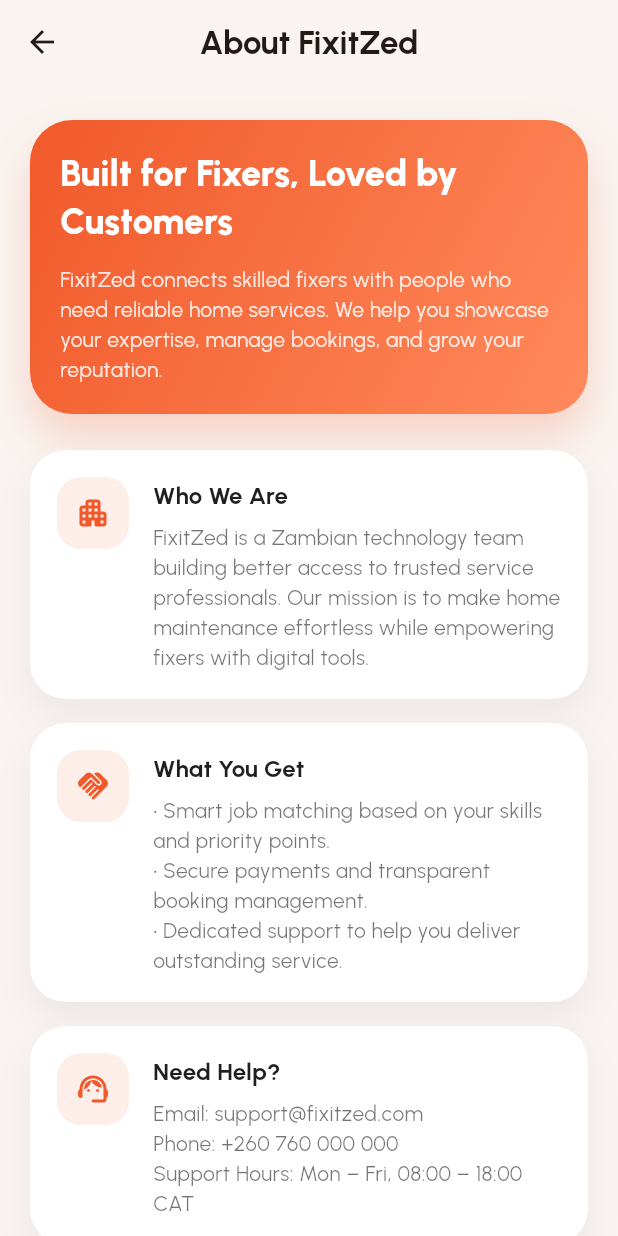
After one commit to cosammalaika/Fixitzed-Fixer-App, a Flutter app: the ProfileScreen screen opened by its route, after a tap on "About FixitZed", on a phone screen of 412 x 824 dp. The commit adds this screen. Run offline on Flutter 3.47's test engine with Material 3 defaults, Android fonts, the phone set to English and light mode, and no system bars; our stand-ins replace file_picker, flutter_local_notifications, flutter_riverpod, google_fonts, image_picker, shared_preferences; accounts and stored records are empty; network calls fail.

Commit message:
prod version

```diff
--- a/lib/main.dart
+++ b/lib/main.dart
@@ -14,6 +14,7 @@
 import 'screens/notifications/notifications_screen.dart';
 import 'screens/home_shell.dart';
 import 'screens/transactions/wallet_transactions_screen.dart';
+import 'screens/about_screen.dart';
 import 'services/local_notification_service.dart';
 
 Future<void> main() async {
@@ -54,6 +55,7 @@
           '/profile/edit': (context) => const EditProfileScreen(),
           '/wallet/transactions': (context) => const WalletTransactionsScreen(),
           '/notifications': (context) => const NotificationsScreen(),
+          '/about': (context) => const AboutScreen(),
         },
       ),
     );
--- a/lib/models/fixer.dart
+++ b/lib/models/fixer.dart
@@ -5,6 +5,7 @@
   final String availability; // available|busy|offline
   final double? ratingAvg;
   final List<Service> services;
+  final int priorityPoints;
 
   Fixer({
     required this.id,
@@ -13,6 +14,7 @@
     required this.availability,
     required this.ratingAvg,
     required this.services,
+    required this.priorityPoints,
   });
 
   factory Fixer.fromJson(Map<String, dynamic> j) => Fixer(
@@ -34,6 +36,8 @@
         })
         .whereType<Service>()
         .toList(),
+    priorityPoints:
+        _parseId(j['priority_points'] ?? j['priorityPoints']) ?? 0,
   );
 
   Map<String, dynamic> toJson() => {
@@ -43,6 +47,7 @@
     'availability': availability,
     'rating_avg': ratingAvg,
     'services': services.map((s) => s.toJson()).toList(),
+    'priority_points': priorityPoints,
   };
 }
 
--- a/lib/models/service_request.dart
+++ b/lib/models/service_request.dart
@@ -81,6 +81,7 @@
         availability: 'available',
         ratingAvg: null,
         services: const [],
+        priorityPoints: 0,
       );
     }
 
--- /dev/null
+++ b/lib/screens/about_screen.dart
@@ -0,0 +1,167 @@
+import 'package:flutter/material.dart';
+import 'package:google_fonts/google_fonts.dart';
+
+class AboutScreen extends StatelessWidget {
+  const AboutScreen({super.key});
+
+  static const String _supportEmail = 'support@fixitzed.com';
+  static const String _supportPhone = '+260 760 000 000';
+  static const String _supportHours = 'Mon – Fri, 08:00 – 18:00 CAT';
+
+  @override
+  Widget build(BuildContext context) {
+    final colorScheme = Theme.of(context).colorScheme;
+    final textTheme = GoogleFonts.urbanistTextTheme(
+      Theme.of(context).textTheme,
+    );
+
+    Widget infoCard({
+      required IconData icon,
+      required String title,
+      required String message,
+    }) {
+      return Container(
+        width: double.infinity,
+        padding: const EdgeInsets.all(18),
+        decoration: BoxDecoration(
+          color: Colors.white,
+          borderRadius: BorderRadius.circular(24),
+          boxShadow: [
+            BoxShadow(
+              color: Colors.black.withOpacity(0.05),
+              blurRadius: 20,
+              offset: const Offset(0, 12),
+            ),
+          ],
+        ),
+        child: Row(
+          crossAxisAlignment: CrossAxisAlignment.start,
+          children: [
+            Container(
+              padding: const EdgeInsets.all(12),
+              decoration: BoxDecoration(
+                color: const Color(0x1AF1592A),
+                borderRadius: BorderRadius.circular(16),
+              ),
+              child: Icon(icon, color: const Color(0xFFF1592A)),
+            ),
+            const SizedBox(width: 16),
+            Expanded(
+              child: Column(
+                crossAxisAlignment: CrossAxisAlignment.start,
+                children: [
+                  Text(
+                    title,
+                    style: textTheme.titleMedium?.copyWith(
+                      fontWeight: FontWeight.w700,
+                      color: const Color(0xFF1F1F1F),
+                    ),
+                  ),
+                  const SizedBox(height: 6),
+                  Text(
+                    message,
+                    style: textTheme.bodyMedium?.copyWith(
+                      color: Colors.black54,
+                      height: 1.45,
+                    ),
+                  ),
+                ],
+              ),
+            ),
+          ],
+        ),
+      );
+    }
+
+    return Scaffold(
+      backgroundColor: const Color(0xFFF9F4F1),
+      appBar: AppBar(
+        backgroundColor: Colors.transparent,
+        elevation: 0,
+        centerTitle: true,
+        iconTheme: IconThemeData(color: colorScheme.onBackground),
+        title: Text(
+          'About FixitZed',
+          style: GoogleFonts.urbanist(
+            color: colorScheme.onBackground,
+            fontWeight: FontWeight.w700,
+          ),
+        ),
+      ),
+      body: SingleChildScrollView(
+        padding: const EdgeInsets.fromLTRB(20, 24, 20, 32),
+        child: Column(
+          crossAxisAlignment: CrossAxisAlignment.start,
+          children: [
+            Container(
+              width: double.infinity,
+              padding: const EdgeInsets.all(20),
+              decoration: BoxDecoration(
+                gradient: const LinearGradient(
+                  colors: [Color(0xFFF1592A), Color(0xFFFF8A5C)],
+                  begin: Alignment.topLeft,
+                  end: Alignment.bottomRight,
+                ),
+                borderRadius: BorderRadius.circular(28),
+                boxShadow: [
+                  BoxShadow(
+                    color: const Color(0xFFF1592A).withOpacity(0.22),
+                    blurRadius: 24,
+                    offset: const Offset(0, 16),
+                  ),
+                ],
+              ),
+              child: Column(
+                crossAxisAlignment: CrossAxisAlignment.start,
+                children: [
+                  Text(
+                    'Built for Fixers, Loved by Customers',
+                    style: textTheme.headlineSmall?.copyWith(
+                      color: Colors.white,
+                      fontWeight: FontWeight.w800,
+                    ),
+                  ),
+                  const SizedBox(height: 12),
+                  Text(
+                    'FixitZed connects skilled fixers with people who need reliable home services. '
+                    'We help you showcase your expertise, manage bookings, and grow your reputation.',
+                    style: textTheme.bodyMedium?.copyWith(
+                      color: Colors.white.withOpacity(0.85),
+                      height: 1.45,
+                    ),
+                  ),
+                ],
+              ),
+            ),
+            const SizedBox(height: 24),
+            infoCard(
+              icon: Icons.apartment_rounded,
+              title: 'Who We Are',
+              message:
+                  'FixitZed is a Zambian technology team building better access to trusted service professionals. '
+                  'Our mission is to make home maintenance effortless while empowering fixers with digital tools.',
+            ),
+            const SizedBox(height: 16),
+            infoCard(
+              icon: Icons.handshake_rounded,
+              title: 'What You Get',
+              message:
+                  '• Smart job matching based on your skills and priority points.\n'
+                  '• Secure payments and transparent booking management.\n'
+                  '• Dedicated support to help you deliver outstanding service.',
+            ),
+            const SizedBox(height: 16),
+            infoCard(
+              icon: Icons.support_agent_rounded,
+              title: 'Need Help?',
+              message:
+                  'Email: $_supportEmail\n'
+                  'Phone: $_supportPhone\n'
+                  'Support Hours: $_supportHours',
+            ),
+          ],
+        ),
+      ),
+    );
+  }
+}
--- a/lib/screens/profile/profile_screen.dart
+++ b/lib/screens/profile/profile_screen.dart
@@ -6,6 +6,7 @@
 import '../../config.dart';
 import '../../services/api_client.dart';
 import '../../services/auth_service.dart';
+import '../../services/fixer_service.dart';
 import '../../services/profile_photo_service.dart';
 import '../../services/report_service.dart';
 import 'manage_services_screen.dart';
@@ -22,25 +23,82 @@
   bool _loading = true;
   bool _uploadingPhoto = false;
   int _avatarVersion = 0;
+  late final VoidCallback _pointsListener;
 
   @override
   void initState() {
     super.initState();
+    _pointsListener = () {
+      final points = FixerService.priorityPointsNotifier.value;
+      if (!mounted || points == null) return;
+      setState(() {
+        user = {
+          ...user,
+          'priority_points': points,
+          'priorityPoints': points,
+        };
+      });
+    };
+    FixerService.priorityPointsNotifier.addListener(_pointsListener);
     _load();
   }
 
+  @override
+  void dispose() {
+    FixerService.priorityPointsNotifier.removeListener(_pointsListener);
+    super.dispose();
+  }
+
   Future<void> _load() async {
+    Map<String, dynamic> nextUser = Map<String, dynamic>.from(user);
+    Map<String, dynamic>? fixerData;
+
     try {
       final res = await ApiClient.I.get('/api/me');
       if (res.statusCode == 200) {
         final root = jsonDecode(res.body);
-        if (root is Map<String, dynamic>) {
-          user = (root['user'] ?? root['data'] ?? {}) as Map<String, dynamic>;
+        if (root is Map) {
+          final rawUser = root['user'] ?? root['data'] ?? {};
+          if (rawUser is Map) {
+            nextUser = Map<String, dynamic>.from(rawUser as Map);
+          }
         }
       }
     } catch (_) {}
+
+    try {
+      final fixerRes = await ApiClient.I.get('/api/fixer/me');
+      if (fixerRes.statusCode == 200) {
+        final root = jsonDecode(fixerRes.body);
+        if (root is Map) {
+          final data = root['data'] ?? root['fixer'] ?? root['profile'];
+          if (data is Map) {
+            fixerData = Map<String, dynamic>.from(data as Map);
+          }
+        }
+      }
+    } catch (_) {}
+
+    if (fixerData != null) {
+      final points = _asInt(
+        fixerData['priority_points'] ?? fixerData['priorityPoints'],
+      );
+      nextUser = {
+        ...nextUser,
+        'fixer': fixerData,
+        'fixer_profile': fixerData,
+        'fixerProfile': fixerData,
+        if (points != null) 'priority_points': points,
+        if (points != null) 'priorityPoints': points,
+      };
+      FixerService.broadcastPriorityPoints(points);
+    }
+
     if (!mounted) return;
-    setState(() => _loading = false);
+    setState(() {
+      user = nextUser;
+      _loading = false;
+    });
   }
 
   String _resolveImage(String? raw) {
@@ -265,6 +323,33 @@
     return null;
   }
 
+  int? _priorityPoints() {
+    final variants = <Map<String, dynamic>>[
+      Map<String, dynamic>.from(user),
+      if (user['fixer'] is Map) Map<String, dynamic>.from(user['fixer'] as Map),
+      if (user['fixer_profile'] is Map)
+        Map<String, dynamic>.from(user['fixer_profile'] as Map),
+      if (user['fixerProfile'] is Map)
+        Map<String, dynamic>.from(user['fixerProfile'] as Map),
+    ];
+
+    for (final map in variants) {
+      for (final key in const ['priority_points', 'priorityPoints']) {
+        final resolved = _asInt(map[key]);
+        if (resolved != null) return resolved;
+      }
+    }
+
+    return null;
+  }
+
+  int? _asInt(dynamic value) {
+    if (value is int) return value;
+    if (value is num) return value.toInt();
+    if (value is String) return int.tryParse(value);
+    return null;
+  }
+
   Future<void> _showReportSheet({required String type}) async {
     final subjectCtrl = TextEditingController();
     final messageCtrl = TextEditingController();
@@ -468,6 +553,7 @@
     final location = ((user['address'] ?? user['location']) ?? '')
         .toString()
         .trim();
+    final priorityPoints = _priorityPoints();
 
     return Scaffold(
       backgroundColor: const Color(0xFFF9F4F1),
@@ -525,7 +611,8 @@
                               url: avatarDisplay,
                               radius: 36,
                               onChangePhoto: _showChangePhotoSheet,
-                              onViewPhoto: () => _showAvatarPreview(avatarDisplay),
+                              onViewPhoto: () =>
+                                  _showAvatarPreview(avatarDisplay),
                             ),
                             const SizedBox(width: 16),
                             Expanded(
@@ -615,6 +702,10 @@
                       ],
                     ),
                   ),
+                  if (priorityPoints != null) ...[
+                    const SizedBox(height: 16),
+                    _PriorityPointsCard(points: priorityPoints),
+                  ],
                   const SizedBox(height: 28),
                   Container(
                     width: double.infinity,
@@ -668,6 +759,11 @@
                               Navigator.pushNamed(context, '/subscriptions'),
                         ),
                         _menuItem(
+                          Icons.info_rounded,
+                          'About FixitZed',
+                          onTap: () => Navigator.pushNamed(context, '/about'),
+                        ),
+                        _menuItem(
                           Icons.flag_outlined,
                           'Report a User',
                           onTap: () => _showReportSheet(type: 'user'),
@@ -691,6 +787,80 @@
                 ],
               ),
             ),
+    );
+  }
+}
+
+class _PriorityPointsCard extends StatelessWidget {
+  final int points;
+
+  const _PriorityPointsCard({required this.points});
+
+  @override
+  Widget build(BuildContext context) {
+    return Container(
+      width: double.infinity,
+      padding: const EdgeInsets.symmetric(horizontal: 20, vertical: 20),
+      decoration: BoxDecoration(
+        gradient: const LinearGradient(
+          colors: [Color(0xFFF1592A), Color(0xFFFF8A5C)],
+          begin: Alignment.topLeft,
+          end: Alignment.bottomRight,
+        ),
+        borderRadius: BorderRadius.circular(26),
+        boxShadow: [
+          BoxShadow(
+            color: const Color(0xFFF1592A).withOpacity(0.25),
+            blurRadius: 22,
+            offset: const Offset(0, 14),
+          ),
+        ],
+      ),
+      child: Row(
+        children: [
+          Container(
+            padding: const EdgeInsets.all(12),
+            decoration: BoxDecoration(
+              color: Colors.white.withOpacity(0.2),
+              shape: BoxShape.circle,
+            ),
+            child: const Icon(Icons.bolt_rounded, color: Colors.white),
+          ),
+          const SizedBox(width: 16),
+          Expanded(
+            child: Column(
+              crossAxisAlignment: CrossAxisAlignment.start,
+              children: [
+                Text(
+                  'Priority Points',
+                  style: GoogleFonts.urbanist(
+                    color: Colors.white,
+                    fontWeight: FontWeight.w700,
+                    fontSize: 17,
+                  ),
+                ),
+                const SizedBox(height: 4),
+                Text(
+                  '$points pts',
+                  style: GoogleFonts.urbanist(
+                    color: Colors.white,
+                    fontWeight: FontWeight.w800,
+                    fontSize: 24,
+                  ),
+                ),
+                const SizedBox(height: 6),
+                Text(
+                  'Higher points improve how often you are surfaced to clients.',
+                  style: GoogleFonts.urbanist(
+                    color: Colors.white.withOpacity(0.9),
+                    fontSize: 13.5,
+                  ),
+                ),
+              ],
+            ),
+          ),
+        ],
+      ),
     );
   }
 }
```
Also changed, not shown: lib/models/notification_item.dart (+16 -2 lines), lib/screens/bookings/bookings_list_screen.dart (+20 -10 lines), lib/services/fixer_service.dart (+57 -2 lines), lib/services/notifications_service.dart (+18 -0 lines).
